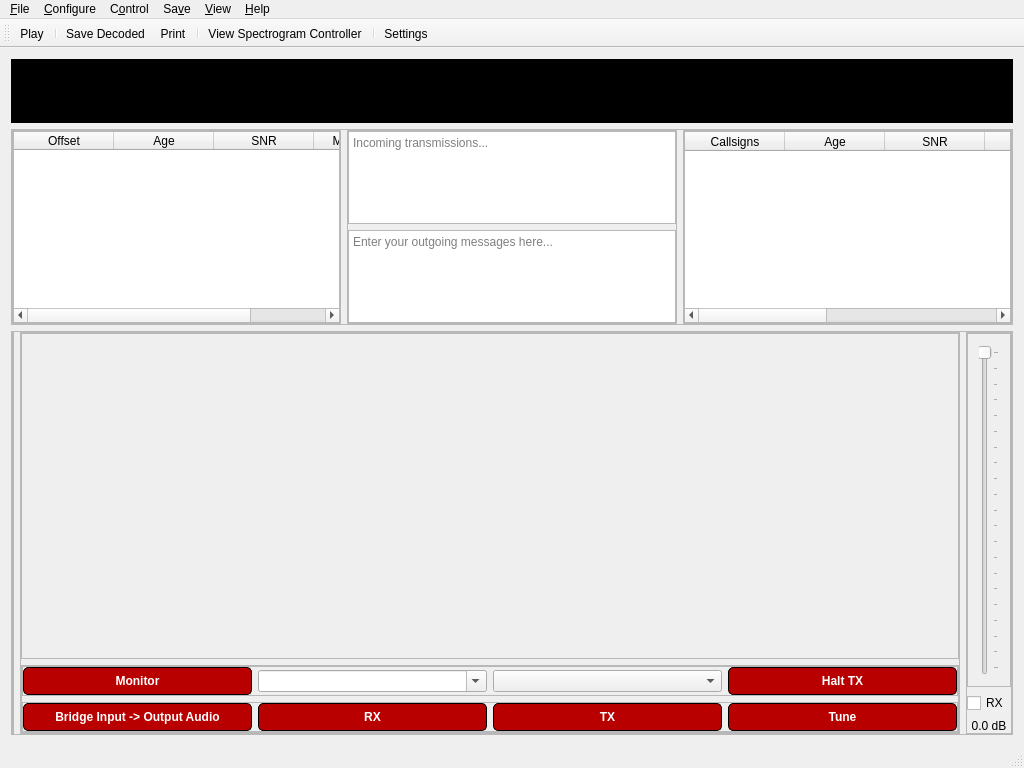
Above: src/ui/mainwindow.ui from GekkoFyre/small-world-deluxe before the change. Below: the same form after it.
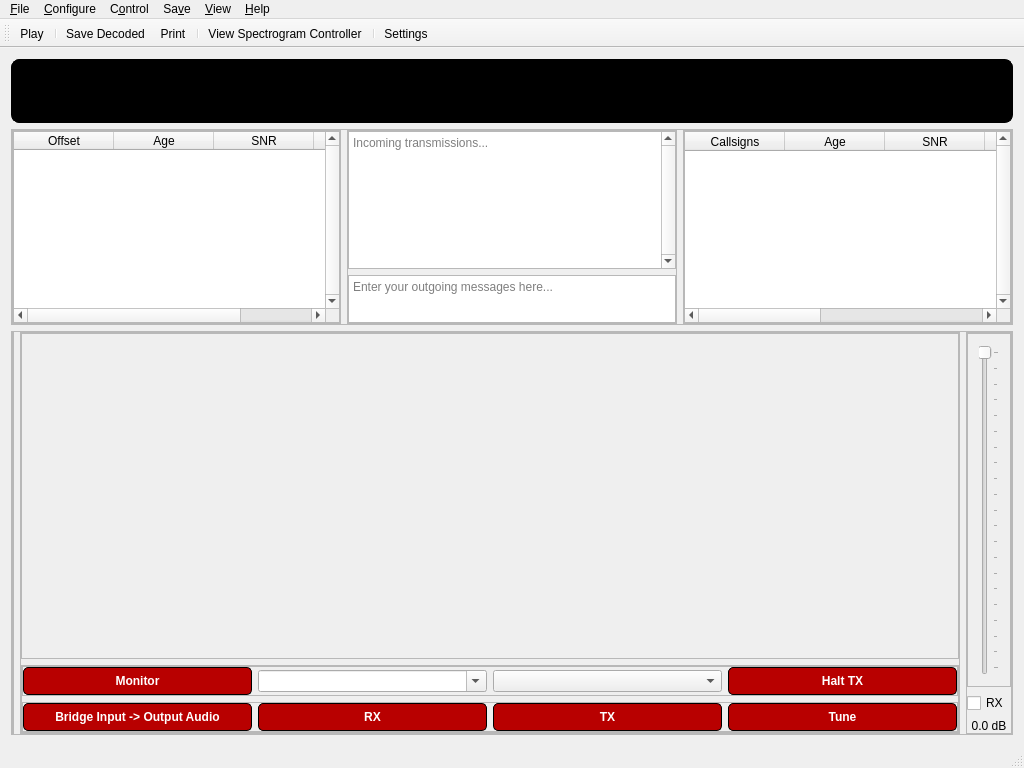
That is the form after the change.

Commit message: * Changed the stylesheet for QMainWindow.

The edit to the form file:
```diff
--- a/src/ui/mainwindow.ui
+++ b/src/ui/mainwindow.ui
@@ -36,7 +36,10 @@
        </sizepolicy>
       </property>
       <property name="styleSheet">
-       <string notr="true">background-color: #000000; border: 1px solid black;
+       <string notr="true">background-color: #000000;
+border: 1px solid black;
+border-radius: 8px;
+border-width: 1px;
 font: bold;
 color: white;</string>
       </property>
@@ -195,6 +198,9 @@
           </property>
           <item>
            <widget class="QTableWidget" name="tableWidget_mesg_active">
+            <property name="verticalScrollBarPolicy">
+             <enum>Qt::ScrollBarAlwaysOn</enum>
+            </property>
             <property name="alternatingRowColors">
              <bool>true</bool>
             </property>
@@ -252,6 +258,9 @@
           </property>
           <item>
            <widget class="QTextEdit" name="textEdit_mesg_log">
+            <property name="verticalScrollBarPolicy">
+             <enum>Qt::ScrollBarAlwaysOn</enum>
+            </property>
             <property name="undoRedoEnabled">
              <bool>false</bool>
             </property>
@@ -265,6 +274,24 @@
           </item>
           <item>
            <widget class="QPlainTextEdit" name="plainTextEdit_mesg_outgoing">
+            <property name="sizePolicy">
+             <sizepolicy hsizetype="Expanding" vsizetype="MinimumExpanding">
+              <horstretch>0</horstretch>
+              <verstretch>0</verstretch>
+             </sizepolicy>
+            </property>
+            <property name="minimumSize">
+             <size>
+              <width>0</width>
+              <height>48</height>
+             </size>
+            </property>
+            <property name="maximumSize">
+             <size>
+              <width>16777215</width>
+              <height>48</height>
+             </size>
+            </property>
             <property name="tabChangesFocus">
              <bool>true</bool>
             </property>
@@ -305,6 +332,9 @@
           </property>
           <item>
            <widget class="QTableWidget" name="tableWidget_mesg_callsigns">
+            <property name="verticalScrollBarPolicy">
+             <enum>Qt::ScrollBarAlwaysOn</enum>
+            </property>
             <property name="alternatingRowColors">
              <bool>true</bool>
             </property>
```
